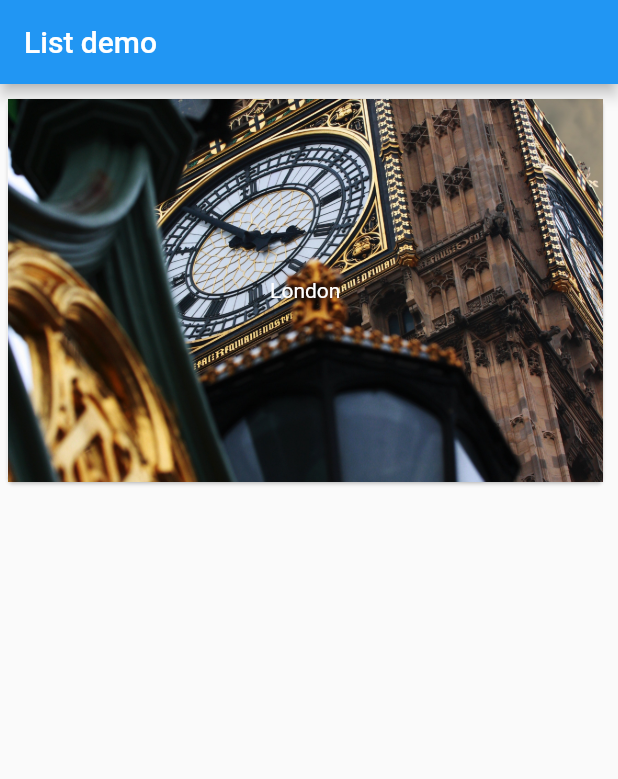
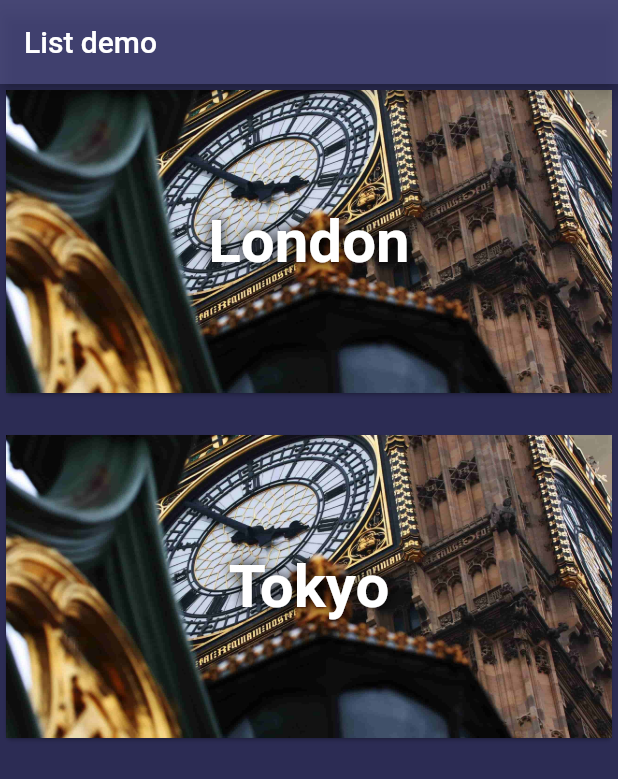
Before and after one commit to glasspinnA/TravelRecommendation, a Flutter app: the screen it shows after launch, on a phone screen of 412 x 824 dp. Shown: the top 779 px of the screen. Run offline on Flutter 3.47's test engine with Material 2 defaults, Android fonts, the phone set to English and light mode, and no system bars.

Commit message:
update design

```diff
--- a/lib/main.dart
+++ b/lib/main.dart
@@ -2,10 +2,7 @@ import 'package:flutter/material.dart';
 import 'package:travel_app/Destination.dart';
 import 'package:travel_app/SecondRoute.dart';
 
-void main() => runApp(MaterialApp(
-      title: 'MyApp',
-      home: TravelListRoute(),
-    ));
+void main() => runApp(MaterialApp(title: 'MyApp', home: TravelListRoute()));
 
 class TravelListRoute extends StatelessWidget {
   final title = "List demo";
@@ -15,12 +12,15 @@ class TravelListRoute extends StatelessWidget {
     listText.add(new Destination(
       "London",
       "Lorem ipsum dolor sit amet, consectetur adipiscing elit. Quisque vulputate erat vitae egestas viverra. Aliquam erat volutpat. Donec at vulputate diam. Nullam vehicula tempor maximus. Etiam erat est, cursus et eleifend eu, posuere eget risus. Phasellus sollicitudin dui sit amet metus vestibulum, vel venenatis leo aliquet. Etiam fringilla molestie lectus quis mollis. Nunc maximus nisl sed consectetur pharetra. Donec nisl nulla, lacinia eleifend risus vulputate, tincidunt maximus ante. Aenean vel nisl orci.",
-      "assets/london/london-1.jpg",
-      [
-        "assets/london/london-2.jpg",
-        "assets/london/london-3.jpg",
-        "assets/london/london-4.jpg"
-      ],
+      "assets/london/1.jpg",
+      ["assets/london/2.jpg", "assets/london/3.jpg", "assets/london/4.jpg"],
+    ));
+
+    listText.add(new Destination(
+      "Tokyo",
+      "Lorem ipsum dolor sit amet, consectetur adipiscing elit. Quisque vulputate erat vitae egestas viverra. Aliquam erat volutpat. Donec at vulputate diam. Nullam vehicula tempor maximus. Etiam erat est, cursus et eleifend eu, posuere eget risus. Phasellus sollicitudin dui sit amet metus vestibulum, vel venenatis leo aliquet. Etiam fringilla molestie lectus quis mollis. Nunc maximus nisl sed consectetur pharetra. Donec nisl nulla, lacinia eleifend risus vulputate, tincidunt maximus ante. Aenean vel nisl orci.",
+      "assets/london/1.jpg",
+      ["assets/london/2.jpg", "assets/london/3.jpg", "assets/london/4.jpg"],
     ));
 
     debugPrint(listText.length.toString());
@@ -31,13 +31,17 @@ class TravelListRoute extends StatelessWidget {
     return Scaffold(
         appBar: AppBar(
           title: Text(title),
+          backgroundColor: Color.fromRGBO(51, 51, 102, .9),
         ),
-      body: ListView.builder(
+        body: Container(
+          color: Color.fromRGBO(44, 44, 84, 1),
+          child: ListView.builder(
             itemCount: listText.length,
             itemBuilder: (context, index) {
-          return SizedBox(
-            width: 150.0,
-            height: 270.0,
+              return Padding(
+                  padding: EdgeInsets.only(bottom: 20),
+                  child: SizedBox(
+                    height: 210.0,
                     child: InkWell(
                       onTap: () {
                         Navigator.push(
@@ -49,10 +53,10 @@ class TravelListRoute extends StatelessWidget {
                       },
                       child: CustomCard(listText, index),
                     ),
-          );
+                  ));
             },
           ),
-    );
+        ));
   }
 }
 
@@ -64,14 +68,25 @@ class CustomCard extends StatelessWidget {
 
   @override
   Widget build(BuildContext context) {
-    return Card(
-      margin: EdgeInsets.fromLTRB(5, 10, 10, 5),
+    return SizedBox(
+      width: 30,
+      child: Card(
         child: Stack(
           children: <Widget>[
             Container(
               child: Text(
                 listText[index].getName().toString(),
-              style: TextStyle(color: Colors.white),
+                style: TextStyle(
+                  color: Colors.white,
+                  fontSize: 40,
+                  fontWeight: FontWeight.bold,
+                  shadows: <Shadow>[
+                    Shadow(
+                      blurRadius: 10,
+                      color: Colors.black,
+                    ),
+                  ],
+                ),
                 textAlign: TextAlign.center,
               ),
               alignment: Alignment.center,
@@ -84,6 +99,7 @@ class CustomCard extends StatelessWidget {
             )
           ],
         ),
+      ),
     );
   }
 }
```
Also changed, not shown: lib/SecondRoute.dart (+41 -15 lines), assets/london/1.jpg (added), assets/london/2.jpg (added), assets/london/3.jpg (added), assets/london/4.jpg (added), assets/london/london-1.jpg (deleted), assets/london/london-2.jpg (deleted), assets/london/london-3.jpg (deleted), assets/london/london-4.jpg (deleted). Lines whose indentation alone changed are shown as unchanged.
